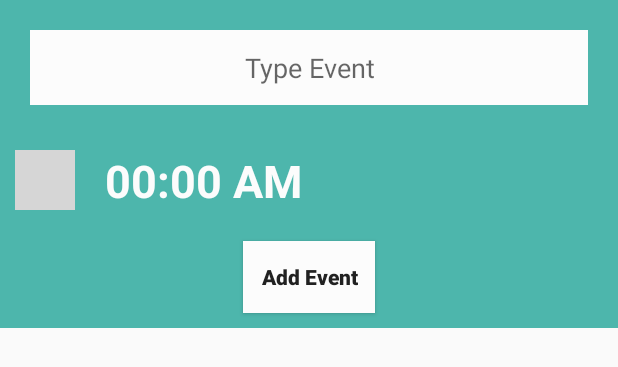
After one commit to ferals26/Travel_Time, an Android app: the layout add_newevent_layout.xml on its own in the app's theme, with its tools: preview values and no code run, on a phone screen of 412 x 824 dp. The commit adds this screen. Shown: the top 367 px of the screen. Run offline under Robolectric (Android 15) with nearby library versions, the phone set to English and light mode, and no system bars; grey boxes are pictures that could not be loaded.

Commit message:
CALENDARIO CON NOTIFICACION DE EVENTOS

```diff
--- a/app/src/main/java/com/example/traveltime/calendar.java
+++ b/app/src/main/java/com/example/traveltime/calendar.java
@@ -6,9 +6,13 @@ import android.os.Bundle;
 
 public class calendar extends AppCompatActivity {
 
+    CustomCalendarView customCalendarView;
+
     @Override
     protected void onCreate(Bundle savedInstanceState) {
         super.onCreate(savedInstanceState);
         setContentView(R.layout.activity_calendar);
+
+        customCalendarView = (CustomCalendarView)findViewById(R.id.custom_calendar_view);
     }
 }
--- a/app/src/main/res/layout/activity_calendar.xml
+++ b/app/src/main/res/layout/activity_calendar.xml
@@ -5,5 +5,10 @@
     android:layout_width="match_parent"
     android:layout_height="match_parent"
     tools:context=".calendar">
+<com.example.traveltime.CustomCalendarView
+    android:layout_width="match_parent"
+    android:layout_height="match_parent"
+    android:id="@+id/custom_calendar_view">
 
+</com.example.traveltime.CustomCalendarView>
 </androidx.constraintlayout.widget.ConstraintLayout>
--- a/app/src/main/res/layout/activity_tuviaje.xml
+++ b/app/src/main/res/layout/activity_tuviaje.xml
@@ -214,6 +214,7 @@
         android:layout_marginLeft="200dp"
         android:layout_marginTop="500dp"
         android:text="Actividades"
+        android:id="@+id/actividadbtn"
         android:background="@drawable/botones_dos"
         android:textColor="#FFFFFF"/>
 </RelativeLayout>
--- /dev/null
+++ b/app/src/main/res/layout/add_newevent_layout.xml
@@ -0,0 +1,49 @@
+<?xml version="1.0" encoding="utf-8"?>
+<LinearLayout xmlns:android="http://schemas.android.com/apk/res/android"
+    android:orientation="vertical" android:layout_width="match_parent"
+    android:layout_height="wrap_content"
+    android:background="@color/event" >
+
+    <EditText
+        android:layout_width="match_parent"
+        android:layout_height="50dp"
+        android:background="@color/backgroundcolor"
+        android:hint="Type Event"
+        android:inputType="textShortMessage"
+        android:layout_margin="20dp"
+        android:gravity="center"/>
+    <LinearLayout
+        android:layout_width="match_parent"
+        android:layout_height="wrap_content"
+        android:orientation="horizontal">
+        <ImageButton
+            android:layout_width="40dp"
+            android:layout_height="40dp"
+            android:background="@mipmap/paso"
+            android:layout_margin="10dp"
+            android:id="@+id/seteventtime"/>
+        <TextView
+            android:layout_width="match_parent"
+            android:layout_height="wrap_content"
+            android:text="00:00 AM"
+            android:layout_gravity="center"
+            android:textSize="30sp"
+            android:textColor="@color/backgroundcolor"
+            android:textStyle="bold"
+            android:id="@+id/eventtime"
+            android:layout_margin="10dp"/>
+    </LinearLayout>
+
+    <Button
+        android:layout_width="wrap_content"
+        android:layout_height="wrap_content"
+        android:text="Add Event"
+        android:layout_gravity="center"
+        android:layout_margin="10dp"
+        android:textAllCaps="false"
+        android:textStyle="bold"
+        android:textColor="@color/texoprimario"
+        android:background="@color/backgroundcolor"
+        android:id="@+id/addevent"/>
+
+</LinearLayout>
--- a/app/src/main/res/values/colors.xml
+++ b/app/src/main/res/values/colors.xml
@@ -9,4 +9,5 @@
     <color name="texoprimario">#212121</color>
     <color name="colorPrimaryText">#212121</color>
     <color name="backgroundcolor">#FCFCFC</color>
+    <color name="event">#4db6ac</color>
 </resources>
```
Also changed, not shown: app/src/main/java/com/example/traveltime/CustomCalendarView.java (+89 -2 lines), app/src/main/java/com/example/traveltime/MyGridAdapter.java (added, +83 -0 lines), app/src/main/java/com/example/traveltime/tuviaje.java (+17 -0 lines), app/src/main/res/layout/show_events_layout.xml (added, +14 -0 lines), app/src/main/res/layout/single_cell_layout.xml (added, +24 -0 lines).
